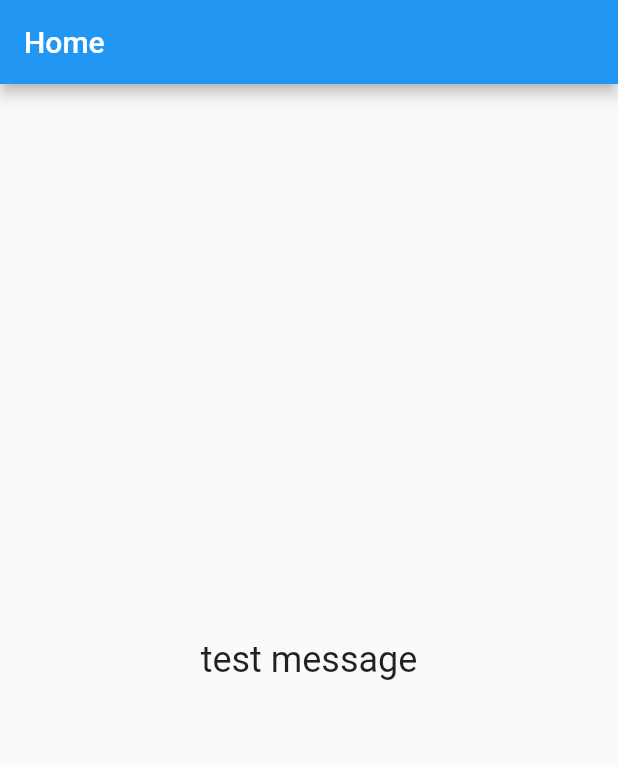
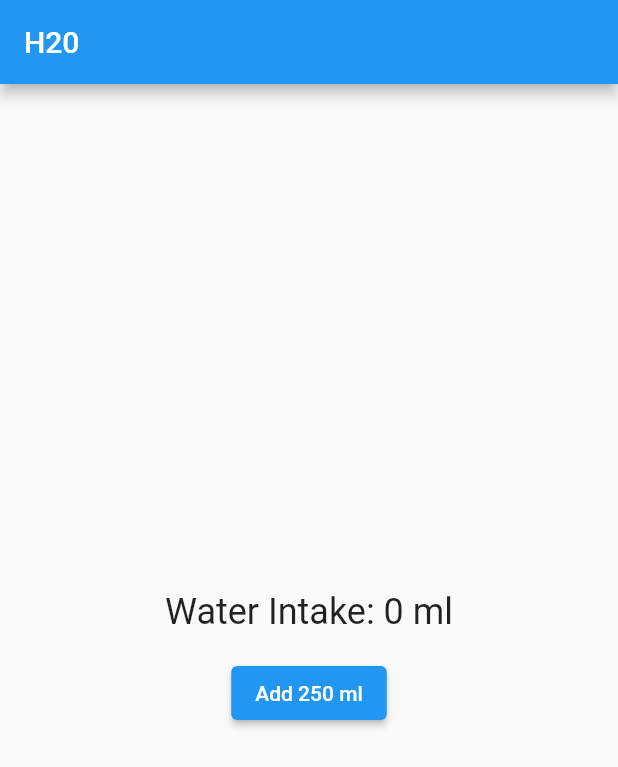
Before and after one commit to RafatMeraz/ostad-practice-projects, a Flutter app: the screen it shows after launch, on a phone screen of 412 x 824 dp. Shown: the top 767 px of the screen. Run offline on Flutter 3.47's test engine with Material 2 defaults, Android fonts, the light colour scheme and no system bars.

Commit message:
added functionality in HomeScreen, added logo, updated readme

```diff
--- a/h20/lib/main.dart
+++ b/h20/lib/main.dart
@@ -1,6 +1,36 @@
 import 'package:flutter/material.dart';
-import 'package:h20/presentation/app.dart';
+import 'package:provider/provider.dart';
+import 'package:h20/models/water_tracker.dart';
+import 'package:h20/presentation/screens/home_screen.dart';
+import 'package:h20/presentation/screens/splash_screen.dart';
 
 void main() {
-  runApp(const H2OApp());
+  runApp(H2OApp());
 }
+
+class H2OApp extends StatelessWidget {
+  const H2OApp({Key? key}) : super(key: key);
+
+  @override
+  Widget build(BuildContext context) {
+    return MultiProvider(
+      providers: [
+        ChangeNotifierProvider<WaterTracker>(
+          create: (_) => WaterTracker(),
+        ),
+      ],
+      child: MaterialApp(
+        debugShowCheckedModeBanner: false,
+        title: 'Splash Screen',
+        theme: ThemeData(
+          primarySwatch: Colors.blue,
+        ),
+        initialRoute: '/',
+        routes: {
+          '/': (context) => SplashScreen(),
+          '/home': (context) => HomeScreen(),
+        },
+      ),
+    );
+  }
+}
--- /dev/null
+++ b/h20/lib/models/water_tracker.dart
@@ -0,0 +1,12 @@
+import 'package:flutter/foundation.dart';
+
+class WaterTracker with ChangeNotifier {
+  int _waterIntake = 0;
+
+  int get waterIntake => _waterIntake;
+
+  void incrementWaterIntake(int amount) {
+    _waterIntake += amount;
+    notifyListeners();
+  }
+}
--- a/h20/lib/presentation/app.dart
+++ /dev/null
@@ -1,23 +0,0 @@
-import 'package:flutter/material.dart';
-import 'package:h20/presentation/screens/home_screen.dart';
-import 'package:h20/presentation/screens/splash_screen.dart';
-
-class H2OApp extends StatelessWidget {
-  const H2OApp({Key? key}) : super(key: key);
-
-  @override
-  Widget build(BuildContext context) {
-    return MaterialApp(
-      debugShowCheckedModeBanner: false,
-      title: 'Splash Screen',
-      theme: ThemeData(
-        primarySwatch: Colors.blue,
-      ),
-      initialRoute: '/', // Set the initial route to '/'
-      routes: {
-        '/': (context) => SplashScreen(), // Define the splash screen as the '/' route
-        '/home': (context) => HomeScreen(),
-      },
-    );
-  }
-}
--- a/h20/lib/presentation/screens/home_screen.dart
+++ b/h20/lib/presentation/screens/home_screen.dart
@@ -1,16 +1,35 @@
 import 'package:flutter/material.dart';
+import 'package:provider/provider.dart';
+import 'package:h20/models/water_tracker.dart';
 
 class HomeScreen extends StatelessWidget {
   @override
   Widget build(BuildContext context) {
     return Scaffold(
       appBar: AppBar(
-        title: Text('Home'),
+        title: Text('H20'),
       ),
       body: Center(
-        child: Text(
-          'test message',
-          style: TextStyle(fontSize: 24),
+        child: Column(
+          mainAxisAlignment: MainAxisAlignment.center,
+          children: [
+            Consumer<WaterTracker>(
+              builder: (context, waterTracker, _) {
+                return Text(
+                  'Water Intake: ${waterTracker.waterIntake} ml',
+                  style: TextStyle(fontSize: 24),
+                );
+              },
+            ),
+            SizedBox(height: 16),
+            ElevatedButton(
+              onPressed: () {
+                // Increment water intake
+                Provider.of<WaterTracker>(context, listen: false).incrementWaterIntake(250);
+              },
+              child: Text('Add 250 ml'),
+            ),
+          ],
         ),
       ),
     );
--- a/h20/pubspec.yaml
+++ b/h20/pubspec.yaml
@@ -31,6 +31,7 @@ dependencies:
   flutter:
     sdk: flutter
   flutter_native_splash: ^1.2.0
+  provider: ^6.0.1
 
 
   # The following adds the Cupertino Icons font to your application.
```
Also changed, not shown: h20/pubspec.lock, 7 other files.
